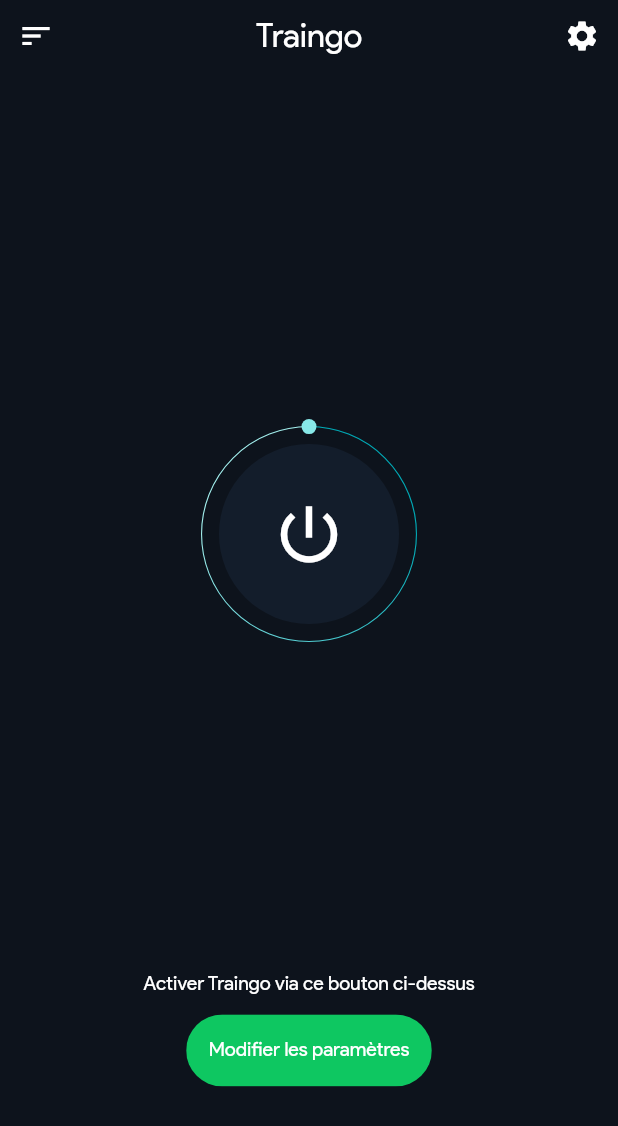
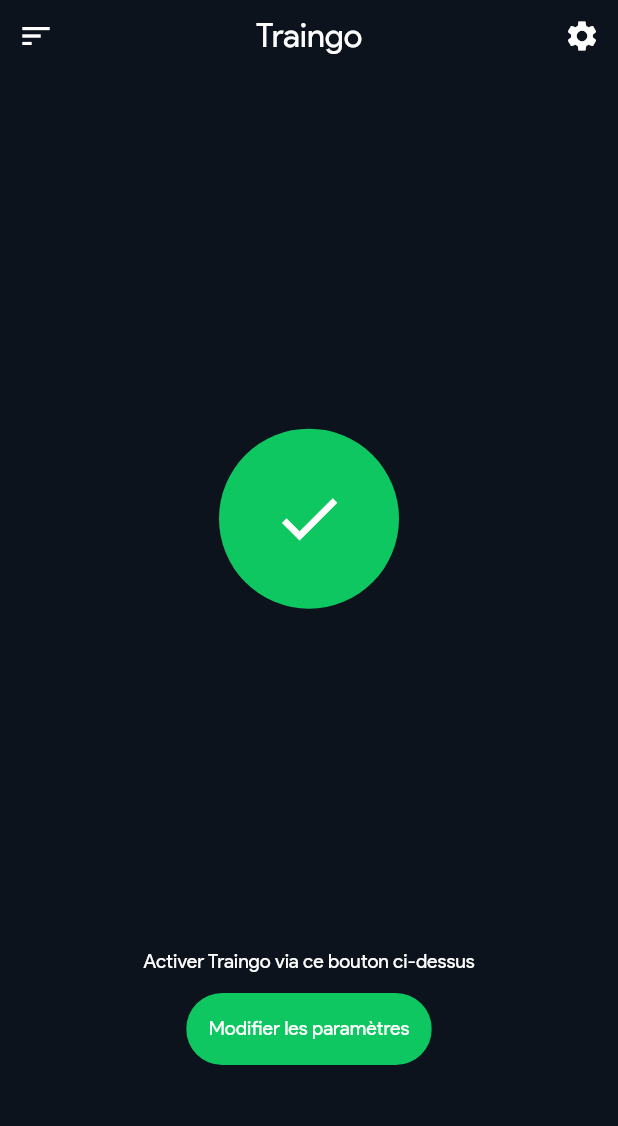
Before and after one commit to iTeam-S/Traingo, a Flutter app: the screen it shows after launch, after a tap on the "power settings new" icon, on a phone screen of 412 x 824 dp. Shown: the top 1126 px of the screen. Run offline on Flutter 3.47's test engine with Material 2 defaults, Android fonts, the light colour scheme and no system bars; drawn by our look-alikes of avatar_glow, syncfusion_flutter_gauges; our stand-ins replace accordion, get, shimmer; missing offline and left inert: all_sensors2.

Commit message:
Power button finished with animation

```diff
--- a/lib/view/home.dart
+++ b/lib/view/home.dart
@@ -20,6 +20,8 @@
   final GlobalKey<ScaffoldState> _key = GlobalKey();
   AppDrawer drawer = AppDrawer();
 
+  bool pass = true;
+
   double progressValue = 0;
 
   loadButton() {
@@ -31,6 +33,118 @@
         }
       });
     });
+  }
+
+   restoreButton() {
+    Timer _timer = Timer.periodic(const Duration(milliseconds: 10), (Timer _timer) {
+      setState(() {
+        progressValue -= 1 ;
+        if (progressValue == 0) {
+          _timer.cancel();
+        }
+      });
+    });
+  }
+
+
+  Widget powerButton(double positionCircle){
+    return  progressValue == 100 ?
+      InkWell(
+      onTap: () {progressValue == 100 ? restoreButton() : pass;},
+      child: Container(
+        margin: EdgeInsets.only(
+          top: MediaQuery.of(context).size.height * 0.240
+        ),
+        alignment: Alignment.center,
+        child: AvatarGlow(
+          endRadius : 100,
+          duration: Duration(milliseconds:1500),
+          repeatPauseDuration: Duration(milliseconds:0),
+          startDelay: Duration(milliseconds:0),
+          showTwoGlows: true,
+          curve: Curves.linearToEaseOut,
+          glowColor: Color(0xff0ec761),
+          child: CircleAvatar(
+            radius: 60,
+            backgroundColor: const Color(0xff0ec761),
+            child: const Icon(
+              Icons.check,
+              color: Colors.white,
+              size: 50,
+            ),
+          ),
+        ),
+      ),
+    ) :
+    InkWell(
+      onTap: () {progressValue == 0 ? loadButton() : pass;},
+      child: Stack(
+        children: [
+          Container(
+            margin: EdgeInsets.only(
+              top: MediaQuery.of(context).size.height * 0.301
+            ),
+            alignment: Alignment.center,
+            child: CircleAvatar(
+              radius: 60,
+              backgroundColor: const Color(0xff131d2b),
+              child: const Icon(
+                Icons.power_settings_new,
+                color: Colors.white,
+                size: 50,
+              ),
+            ),
+          ),
+          Center(
+            // alignment: Alignment.center,
+            child: Container(
+            margin: EdgeInsets.only(
+              top: positionCircle,
+              // left: MediaQuery.of(context).size.width * 0.2525,
+            ),
+            height: 180,
+            width: 180,
+              child: SfRadialGauge(axes: <RadialAxis>[
+                RadialAxis(
+                  showLabels: false,
+                  showTicks: false,
+                  startAngle: 270,
+                  endAngle: 270,
+                  radiusFactor: 0.8,
+                  axisLineStyle: AxisLineStyle(
+                    thickness: 0.01,
+                    color: const Color.fromARGB(30, 0, 169, 181),
+                    thicknessUnit: GaugeSizeUnit.factor,
+                    cornerStyle: CornerStyle.startCurve,
+                  ),
+                  pointers: <GaugePointer>[
+                    RangePointer(
+                        value: progressValue,
+                        width: 0.01,
+                        sizeUnit: GaugeSizeUnit.factor,
+                        enableAnimation: true,
+                        animationDuration: 10,
+                        animationType: AnimationType.linear,
+                        cornerStyle: CornerStyle.startCurve,
+                        gradient: const SweepGradient(
+                          colors: <Color>[Color(0xFF00a9b5), Color(0xFFa4edeb)],
+                          stops: <double>[0.25, 0.75])),
+                    MarkerPointer(
+                      value: progressValue,
+                      markerType: MarkerType.circle,
+                      enableAnimation: true,
+                      animationDuration: 10,
+                      animationType: AnimationType.linear,
+                      color: const Color(0xFF87e8e8),
+                    )
+                  ],
+                ),
+              ]),
+            )
+          ),
+        ],
+      ),
+    );
   }
 
   // double difference =  Get.height * 0.301 - Get.height * 0.255 ;
@@ -85,77 +199,11 @@
                     ),
                   ]
                 ),
-                InkWell(
-                  onTap: () {loadButton();},
-                  child: Stack(
-                    children: [
-                      Container(
-                        margin: EdgeInsets.only(
-                          top: MediaQuery.of(context).size.height * 0.301
-                        ),
-                        alignment: Alignment.center,
-                        child: CircleAvatar(
-                          radius: 60,
-                          backgroundColor: const Color(0xff131d2b),
-                          child: const Icon(
-                            Icons.power_settings_new,
-                            color: Colors.white,
-                            size: 50,
-                          ),
-                        ),
-                      ),
-                      Center(
-                        // alignment: Alignment.center,
-                        child: Container(
-                        margin: EdgeInsets.only(
-                          top: topCircle,
-                          // left: MediaQuery.of(context).size.width * 0.2525,
-                        ),
-                        height: 180,
-                        width: 180,
-                          child: SfRadialGauge(axes: <RadialAxis>[
-                            RadialAxis(
-                              showLabels: false,
-                              showTicks: false,
-                              startAngle: 270,
-                              endAngle: 270,
-                              radiusFactor: 0.8,
-                              axisLineStyle: AxisLineStyle(
-                                thickness: 0.01,
-                                color: const Color.fromARGB(30, 0, 169, 181),
-                                thicknessUnit: GaugeSizeUnit.factor,
-                                cornerStyle: CornerStyle.startCurve,
-                              ),
-                              pointers: <GaugePointer>[
-                                RangePointer(
-                                    value: progressValue,
-                                    width: 0.01,
-                                    sizeUnit: GaugeSizeUnit.factor,
-                                    enableAnimation: true,
-                                    animationDuration: 10,
-                                    animationType: AnimationType.linear,
-                                    cornerStyle: CornerStyle.startCurve,
-                                    gradient: const SweepGradient(
-                                      colors: <Color>[Color(0xFF00a9b5), Color(0xFFa4edeb)],
-                                      stops: <double>[0.25, 0.75])),
-                                MarkerPointer(
-                                  value: progressValue,
-                                  markerType: MarkerType.circle,
-                                  enableAnimation: true,
-                                  animationDuration: 10,
-                                  animationType: AnimationType.linear,
-                                  color: const Color(0xFF87e8e8),
-                                )
-                              ],
-                            ),
-                          ]),
-                        )
-                      ),
-                    ],
-                  ),
-                ),
+                powerButton(topCircle),
                 Container(
-                  margin: EdgeInsets.only(top: MediaQuery.of(context).size.height * 0.245),
+                  margin: progressValue != 100 ?
+                    EdgeInsets.only(top: MediaQuery.of(context).size.height * 0.245) :
+                    EdgeInsets.only(top: MediaQuery.of(context).size.height * 0.228),
                   child: Column(
                     children: [
                       Text(
```
